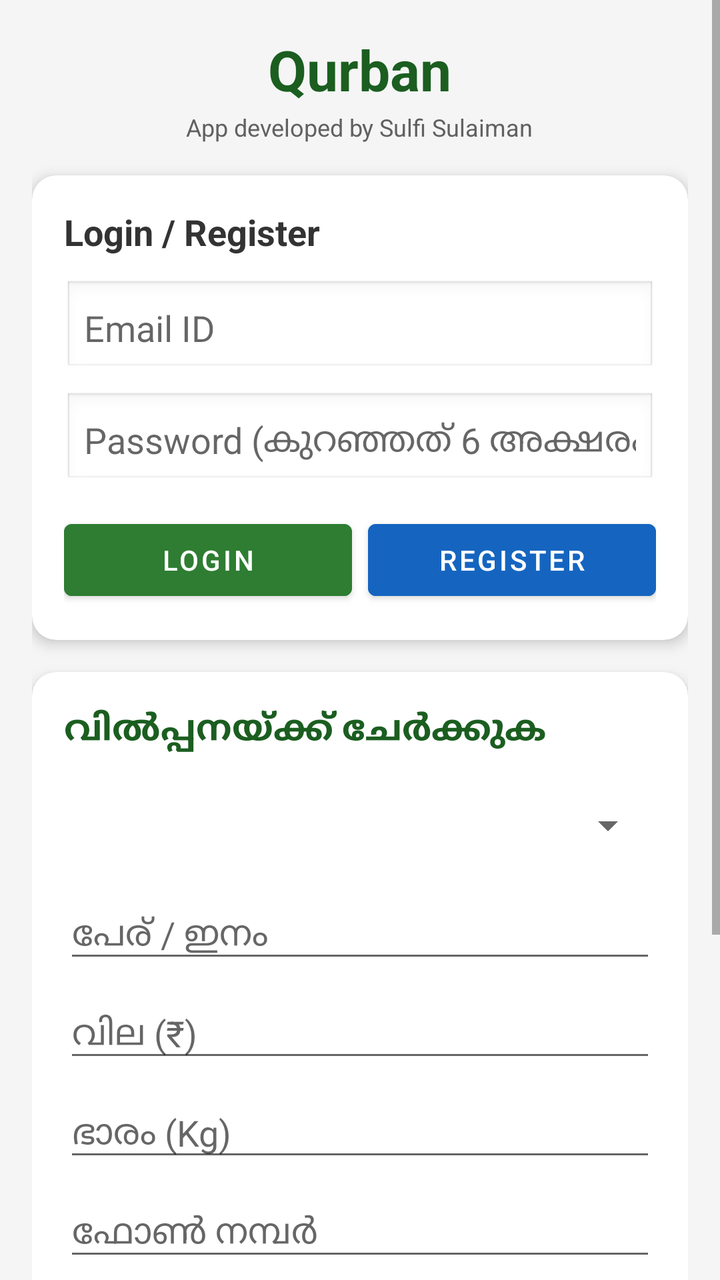
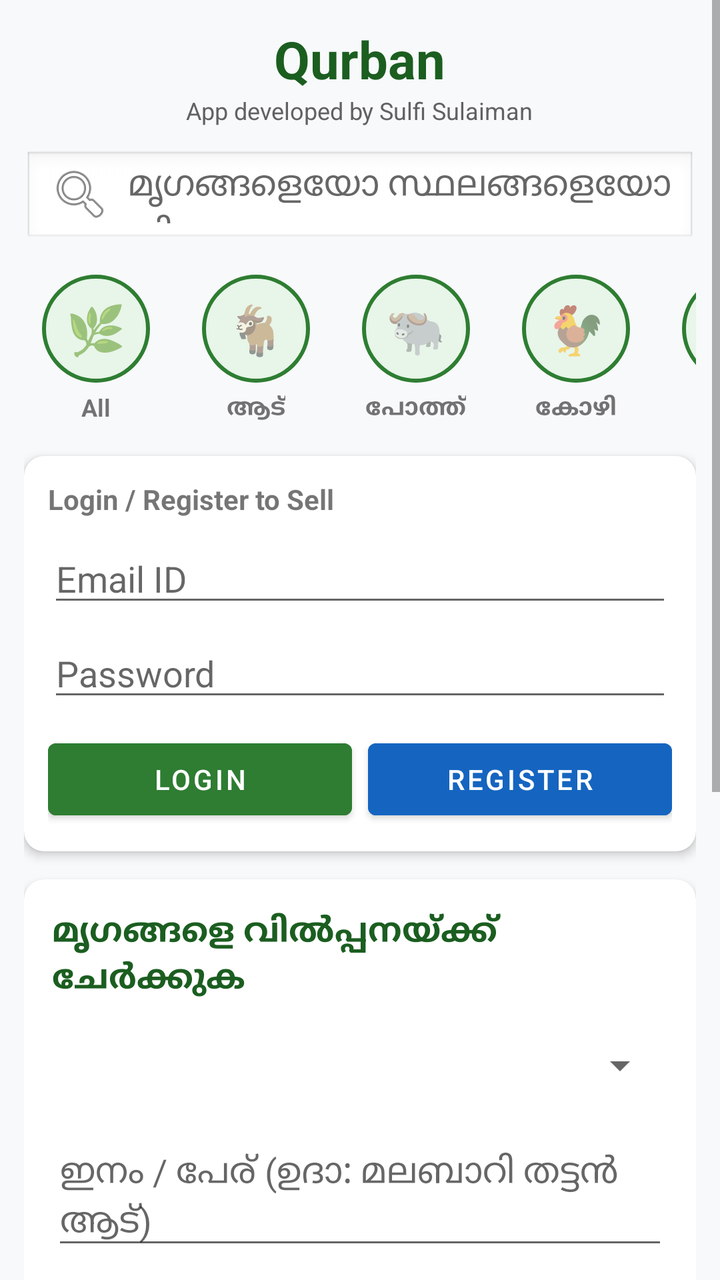

Screens rendered from an Android XML layout before and after an edit, with the pre-edit source and the edit as a unified diff.
<!-- AndroidManifest.xml: application theme Theme.MaterialComponents.DayNight.NoActionBar -->
<!-- res/layout/activity_main.xml -->
<?xml version="1.0" encoding="utf-8"?>
<ScrollView xmlns:android="http://schemas.android.com/apk/res/android"
    xmlns:app="http://schemas.android.com/apk/res-auto"
    android:layout_width="match_parent"
    android:layout_height="match_parent"
    android:background="#F5F5F5"
    android:fillViewport="true">

    <LinearLayout
        android:layout_width="match_parent"
        android:layout_height="wrap_content"
        android:orientation="vertical"
        android:padding="16dp">

        
        <LinearLayout
            android:layout_width="match_parent"
            android:layout_height="wrap_content"
            android:gravity="center"
            android:orientation="vertical"
            android:layout_marginBottom="16dp">

            <TextView
                android:layout_width="wrap_content"
                android:layout_height="wrap_content"
                android:text="Qurban"
                android:textColor="#1B5E20"
                android:textSize="28sp"
                android:textStyle="bold" />

            <TextView
                android:layout_width="wrap_content"
                android:layout_height="wrap_content"
                android:layout_marginTop="2dp"
                android:text="App developed by Sulfi Sulaiman"
                android:textColor="#616161"
                android:textSize="12sp" />
        </LinearLayout>

        
        <androidx.cardview.widget.CardView
            android:id="@+id/cardAuth"
            android:layout_width="match_parent"
            android:layout_height="wrap_content"
            android:layout_marginBottom="16dp"
            app:cardCornerRadius="12dp"
            app:cardElevation="4dp">

            <LinearLayout
                android:layout_width="match_parent"
                android:layout_height="wrap_content"
                android:orientation="vertical"
                android:padding="16dp">

                <TextView
                    android:id="@+id/tvUserStatus"
                    android:layout_width="wrap_content"
                    android:layout_height="wrap_content"
                    android:layout_marginBottom="12dp"
                    android:text="Login / Register"
                    android:textColor="#333333"
                    android:textSize="18sp"
                    android:textStyle="bold" />

                <EditText
                    android:id="@+id/etAuthEmail"
                    android:layout_width="match_parent"
                    android:layout_height="wrap_content"
                    android:layout_marginBottom="8dp"
                    android:background="@android:drawable/edit_text"
                    android:hint="Email ID"
                    android:inputType="textEmailAddress"
                    android:padding="10dp" />

                <EditText
                    android:id="@+id/etAuthPassword"
                    android:layout_width="match_parent"
                    android:layout_height="wrap_content"
                    android:layout_marginBottom="12dp"
                    android:background="@android:drawable/edit_text"
                    android:hint="Password (കുറഞ്ഞത് 6 അക്ഷരം)"
                    android:inputType="textPassword"
                    android:padding="10dp" />

                <LinearLayout
                    android:layout_width="match_parent"
                    android:layout_height="wrap_content"
                    android:orientation="horizontal">

                    <Button
                        android:id="@+id/btnLogin"
                        android:layout_width="0dp"
                        android:layout_height="wrap_content"
                        android:layout_marginEnd="4dp"
                        android:layout_weight="1"
                        android:backgroundTint="#2E7D32"
                        android:text="Login"
                        android:textColor="#FFFFFF" />

                    <Button
                        android:id="@+id/btnRegister"
                        android:layout_width="0dp"
                        android:layout_height="wrap_content"
                        android:layout_marginStart="4dp"
                        android:layout_weight="1"
                        android:backgroundTint="#1565C0"
                        android:text="Register"
                        android:textColor="#FFFFFF" />
                </LinearLayout>

                <Button
                    android:id="@+id/btnLogout"
                    android:layout_width="match_parent"
                    android:layout_height="wrap_content"
                    android:layout_marginTop="8dp"
                    android:backgroundTint="#C62828"
                    android:text="Logout"
                    android:textColor="#FFFFFF"
                    android:visibility="gone" />

            </LinearLayout>
        </androidx.cardview.widget.CardView>

        
        <androidx.cardview.widget.CardView
            android:layout_width="match_parent"
            android:layout_height="wrap_content"
            android:layout_marginBottom="16dp"
            app:cardCornerRadius="12dp"
            app:cardElevation="4dp">

            <LinearLayout
                android:layout_width="match_parent"
                android:layout_height="wrap_content"
                android:orientation="vertical"
                android:padding="16dp">

                <TextView
                    android:layout_width="wrap_content"
                    android:layout_height="wrap_content"
                    android:layout_marginBottom="12dp"
                    android:text="വിൽപ്പനയ്ക്ക് ചേർക്കുക"
                    android:textColor="#1B5E20"
                    android:textSize="18sp"
                    android:textStyle="bold" />

                <Spinner
                    android:id="@+id/spinnerCategory"
                    android:layout_width="match_parent"
                    android:layout_height="48dp"
                    android:layout_marginBottom="8dp" />

                <EditText
                    android:id="@+id/etTitle"
                    android:layout_width="match_parent"
                    android:layout_height="wrap_content"
                    android:layout_marginBottom="8dp"
                    android:hint="പേര് / ഇനം"
                    android:inputType="text" />

                <EditText
                    android:id="@+id/etPrice"
                    android:layout_width="match_parent"
                    android:layout_height="wrap_content"
                    android:layout_marginBottom="8dp"
                    android:hint="വില (₹)"
                    android:inputType="number" />

                <EditText
                    android:id="@+id/etWeight"
                    android:layout_width="match_parent"
                    android:layout_height="wrap_content"
                    android:layout_marginBottom="8dp"
                    android:hint="ഭാരം (Kg)"
                    android:inputType="number" />

                <EditText
                    android:id="@+id/etPhone"
                    android:layout_width="match_parent"
                    android:layout_height="wrap_content"
                    android:layout_marginBottom="8dp"
                    android:hint="ഫോൺ നമ്പർ"
                    android:inputType="phone" />

                <EditText
                    android:id="@+id/etLocation"
                    android:layout_width="match_parent"
                    android:layout_height="wrap_content"
                    android:layout_marginBottom="16dp"
                    android:hint="സ്ഥലം"
                    android:inputType="text" />

                <Button
                    android:id="@+id/btnListNow"
                    android:layout_width="match_parent"
                    android:layout_height="wrap_content"
                    android:backgroundTint="#2E7D32"
                    android:padding="12dp"
                    android:text="List Now"
                    android:textColor="#FFFFFF"
                    android:textSize="16sp" />

            </LinearLayout>
        </androidx.cardview.widget.CardView>

        
        <TextView
            android:layout_width="wrap_content"
            android:layout_height="wrap_content"
            android:layout_marginBottom="8dp"
            android:text="ലഭ്യമായ ലിസ്റ്റിംഗുകൾ"
            android:textColor="#333333"
            android:textSize="18sp"
            android:textStyle="bold" />

        <TextView
            android:id="@+id/tvFeed"
            android:layout_width="match_parent"
            android:layout_height="wrap_content"
            android:lineSpacingExtra="4dp"
            android:padding="8dp"
            android:text="ലിസ്റ്റിംഗുകൾ ലോഡ് ചെയ്യുന്നു..."
            android:textColor="#424242"
            android:textSize="15sp" />

    </LinearLayout>
</ScrollView>
<!-- resources referenced by this layout -->
<resources>

</resources>

<!-- the commit's change to res/layout/activity_main.xml (unified diff, before → after) -->
@@ -3,14 +3,14 @@
     xmlns:app="http://schemas.android.com/apk/res-auto"
     android:layout_width="match_parent"
     android:layout_height="match_parent"
-    android:background="#F5F5F5"
+    android:background="#F8F9FA"
     android:fillViewport="true">
 
     <LinearLayout
         android:layout_width="match_parent"
         android:layout_height="wrap_content"
         android:orientation="vertical"
-        android:padding="16dp">
+        android:padding="12dp">
 
         
         <LinearLayout
@@ -18,69 +18,208 @@
             android:layout_height="wrap_content"
             android:gravity="center"
             android:orientation="vertical"
-            android:layout_marginBottom="16dp">
+            android:layout_marginBottom="12dp">
 
             <TextView
                 android:layout_width="wrap_content"
                 android:layout_height="wrap_content"
                 android:text="Qurban"
                 android:textColor="#1B5E20"
-                android:textSize="28sp"
+                android:textSize="26sp"
                 android:textStyle="bold" />
 
             <TextView
                 android:layout_width="wrap_content"
                 android:layout_height="wrap_content"
-                android:layout_marginTop="2dp"
                 android:text="App developed by Sulfi Sulaiman"
                 android:textColor="#616161"
                 android:textSize="12sp" />
         </LinearLayout>
 
         
+        <EditText
+            android:id="@+id/etSearch"
+            android:layout_width="match_parent"
+            android:layout_height="48dp"
+            android:background="@android:drawable/edit_text"
+            android:drawableStart="@android:drawable/ic_menu_search"
+            android:drawablePadding="8dp"
+            android:hint="മൃഗങ്ങളെയോ സ്ഥലങ്ങളെയോ തിരയുക..."
+            android:paddingStart="12dp"
+            android:paddingEnd="12dp"
+            android:layout_marginBottom="14dp" />
+
+        
+        <HorizontalScrollView
+            android:layout_width="match_parent"
+            android:layout_height="wrap_content"
+            android:scrollbars="none"
+            android:layout_marginBottom="16dp">
+
+            <LinearLayout
+                android:layout_width="wrap_content"
+                android:layout_height="wrap_content"
+                android:orientation="horizontal">
+
+                
+                <LinearLayout
+                    android:id="@+id/btnCatAll"
+                    android:layout_width="72dp"
+                    android:layout_height="wrap_content"
+                    android:gravity="center"
+                    android:orientation="vertical"
+                    android:layout_marginEnd="8dp">
+                    <TextView
+                        android:layout_width="54dp"
+                        android:layout_height="54dp"
+                        android:background="@drawable/round_category_bg"
+                        android:gravity="center"
+                        android:text="🌿"
+                        android:textSize="24sp" />
+                    <TextView
+                        android:layout_width="wrap_content"
+                        android:layout_height="wrap_content"
+                        android:layout_marginTop="4dp"
+                        android:text="All"
+                        android:textSize="12sp"
+                        android:textStyle="bold" />
+                </LinearLayout>
+
+                
+                <LinearLayout
+                    android:id="@+id/btnCatGoat"
+                    android:layout_width="72dp"
+                    android:layout_height="wrap_content"
+                    android:gravity="center"
+                    android:orientation="vertical"
+                    android:layout_marginEnd="8dp">
+                    <TextView
+                        android:layout_width="54dp"
+                        android:layout_height="54dp"
+                        android:background="@drawable/round_category_bg"
+                        android:gravity="center"
+                        android:text="🐐"
+                        android:textSize="24sp" />
+                    <TextView
+                        android:layout_width="wrap_content"
+                        android:layout_height="wrap_content"
+                        android:layout_marginTop="4dp"
+                        android:text="ആട്"
+                        android:textSize="12sp"
+                        android:textStyle="bold" />
+                </LinearLayout>
+
+                
+                <LinearLayout
+                    android:id="@+id/btnCatBuffalo"
+                    android:layout_width="72dp"
+                    android:layout_height="wrap_content"
+                    android:gravity="center"
+                    android:orientation="vertical"
+                    android:layout_marginEnd="8dp">
+                    <TextView
+                        android:layout_width="54dp"
+                        android:layout_height="54dp"
+                        android:background="@drawable/round_category_bg"
+                        android:gravity="center"
+                        android:text="🐃"
+                        android:textSize="24sp" />
+                    <TextView
+                        android:layout_width="wrap_content"
+                        android:layout_height="wrap_content"
+                        android:layout_marginTop="4dp"
+                        android:text="പോത്ത്"
+                        android:textSize="12sp"
+                        android:textStyle="bold" />
+                </LinearLayout>
+
+                
+                <LinearLayout
+                    android:id="@+id/btnCatHen"
+                    android:layout_width="72dp"
+                    android:layout_height="wrap_content"
+                    android:gravity="center"
+                    android:orientation="vertical"
+                    android:layout_marginEnd="8dp">
+                    <TextView
+                        android:layout_width="54dp"
+                        android:layout_height="54dp"
+                        android:background="@drawable/round_category_bg"
+                        android:gravity="center"
+                        android:text="🐓"
+                        android:textSize="24sp" />
+                    <TextView
+                        android:layout_width="wrap_content"
+                        android:layout_height="wrap_content"
+                        android:layout_marginTop="4dp"
+                        android:text="കോഴി"
+                        android:textSize="12sp"
+                        android:textStyle="bold" />
+                </LinearLayout>
+
+                
+                <LinearLayout
+                    android:id="@+id/btnCatFish"
+                    android:layout_width="72dp"
+                    android:layout_height="wrap_content"
+                    android:gravity="center"
+                    android:orientation="vertical">
+                    <TextView
+                        android:layout_width="54dp"
+                        android:layout_height="54dp"
+                        android:background="@drawable/round_category_bg"
+                        android:gravity="center"
+                        android:text="🐟"
+                        android:textSize="24sp" />
+                    <TextView
+                        android:layout_width="wrap_content"
+                        android:layout_height="wrap_content"
+                        android:layout_marginTop="4dp"
+                        android:text="മത്സ്യം"
+                        android:textSize="12sp"
+                        android:textStyle="bold" />
+                </LinearLayout>
+
+            </LinearLayout>
+        </HorizontalScrollView>
+
+        
         <androidx.cardview.widget.CardView
-            android:id="@+id/cardAuth"
-            android:layout_width="match_parent"
-            android:layout_height="wrap_content"
-            android:layout_marginBottom="16dp"
-            app:cardCornerRadius="12dp"
-            app:cardElevation="4dp">
+            android:layout_width="match_parent"
+            android:layout_height="wrap_content"
+            android:layout_marginBottom="14dp"
+            app:cardCornerRadius="10dp"
+            app:cardElevation="3dp">
 
             <LinearLayout
                 android:layout_width="match_parent"
                 android:layout_height="wrap_content"
                 android:orientation="vertical"
-                android:padding="16dp">
+                android:padding="12dp">
 
                 <TextView
                     android:id="@+id/tvUserStatus"
                     android:layout_width="wrap_content"
                     android:layout_height="wrap_content"
-                    android:layout_marginBottom="12dp"
-                    android:text="Login / Register"
-                    android:textColor="#333333"
-                    android:textSize="18sp"
+                    android:layout_marginBottom="8dp"
+                    android:text="Login / Register to Sell"
                     android:textStyle="bold" />
 
                 <EditText
                     android:id="@+id/etAuthEmail"
                     android:layout_width="match_parent"
                     android:layout_height="wrap_content"
-                    android:layout_marginBottom="8dp"
-                    android:background="@android:drawable/edit_text"
+                    android:layout_marginBottom="6dp"
                     android:hint="Email ID"
-                    android:inputType="textEmailAddress"
-                    android:padding="10dp" />
+                    android:inputType="textEmailAddress" />
 
                 <EditText
                     android:id="@+id/etAuthPassword"
                     android:layout_width="match_parent"
                     android:layout_height="wrap_content"
-                    android:layout_marginBottom="12dp"
-                    android:background="@android:drawable/edit_text"
-                    android:hint="Password (കുറഞ്ഞത് 6 അക്ഷരം)"
-                    android:inputType="textPassword"
-                    android:padding="10dp" />
+                    android:layout_marginBottom="10dp"
+                    android:hint="Password"
+                    android:inputType="textPassword" />
 
                 <LinearLayout
                     android:layout_width="match_parent"
@@ -94,8 +233,7 @@
                         android:layout_marginEnd="4dp"
                         android:layout_weight="1"
                         android:backgroundTint="#2E7D32"
-                        android:text="Login"
-                        android:textColor="#FFFFFF" />
+                        android:text="Login" />
 
                     <Button
                         android:id="@+id/btnRegister"
@@ -104,20 +242,17 @@
                         android:layout_marginStart="4dp"
                         android:layout_weight="1"
                         android:backgroundTint="#1565C0"
-                        android:text="Register"
-                        android:textColor="#FFFFFF" />
+                        android:text="Register" />
                 </LinearLayout>
 
                 <Button
                     android:id="@+id/btnLogout"
                     android:layout_width="match_parent"
                     android:layout_height="wrap_content"
-                    android:layout_marginTop="8dp"
+                    android:layout_marginTop="6dp"
                     android:backgroundTint="#C62828"
                     android:text="Logout"
-                    android:textColor="#FFFFFF"
                     android:visibility="gone" />
-
             </LinearLayout>
         </androidx.cardview.widget.CardView>
 
@@ -126,51 +261,50 @@
             android:layout_width="match_parent"
             android:layout_height="wrap_content"
             android:layout_marginBottom="16dp"
-            app:cardCornerRadius="12dp"
-            app:cardElevation="4dp">
+            app:cardCornerRadius="10dp"
+            app:cardElevation="3dp">
 
             <LinearLayout
                 android:layout_width="match_parent"
                 android:layout_height="wrap_content"
                 android:orientation="vertical"
-                android:padding="16dp">
+                android:padding="14dp">
 
                 <TextView
                     android:layout_width="wrap_content"
                     android:layout_height="wrap_content"
-                    android:layout_marginBottom="12dp"
-                    android:text="വിൽപ്പനയ്ക്ക് ചേർക്കുക"
+                    android:layout_marginBottom="10dp"
+                    android:text="മൃഗങ്ങളെ വിൽപ്പനയ്ക്ക് ചേർക്കുക"
                     android:textColor="#1B5E20"
-                    android:textSize="18sp"
+                    android:textSize="17sp"
                     android:textStyle="bold" />
 
                 <Spinner
                     android:id="@+id/spinnerCategory"
                     android:layout_width="match_parent"
-                    android:layout_height="48dp"
+                    android:layout_height="45dp"
                     android:layout_marginBottom="8dp" />
 
                 <EditText
                     android:id="@+id/etTitle"
                     android:layout_width="match_parent"
                     android:layout_height="wrap_content"
-                    android:layout_marginBottom="8dp"
-                    android:hint="പേര് / ഇനം"
-                    android:inputType="text" />
+                    android:layout_marginBottom="6dp"
+                    android:hint="ഇനം / പേര് (ഉദാ: മലബാറി തട്ടൻ ആട്)" />
 
                 <EditText
                     android:id="@+id/etPrice"
                     android:layout_width="match_parent"
                     android:layout_height="wrap_content"
-                    android:layout_marginBottom="8dp"
-                    android:hint="വില (₹)"
+                    android:layout_marginBottom="6dp"
+                    android:hint="വില (രൂപ)"
                     android:inputType="number" />
 
                 <EditText
                     android:id="@+id/etWeight"
                     android:layout_width="match_parent"
                     android:layout_height="wrap_content"
-                    android:layout_marginBottom="8dp"
+                    android:layout_marginBottom="6dp"
                     android:hint="ഭാരം (Kg)"
                     android:inputType="number" />
 
@@ -178,7 +312,7 @@
                     android:id="@+id/etPhone"
                     android:layout_width="match_parent"
                     android:layout_height="wrap_content"
-                    android:layout_marginBottom="8dp"
+                    android:layout_marginBottom="6dp"
                     android:hint="ഫോൺ നമ്പർ"
                     android:inputType="phone" />
 
@@ -186,9 +320,32 @@
                     android:id="@+id/etLocation"
                     android:layout_width="match_parent"
                     android:layout_height="wrap_content"
-                    android:layout_marginBottom="16dp"
-                    android:hint="സ്ഥലം"
-                    android:inputType="text" />
+                    android:layout_marginBottom="10dp"
+                    android:hint="സ്ഥലം" />
+
+                
+                <LinearLayout
+                    android:layout_width="match_parent"
+                    android:layout_height="wrap_content"
+                    android:gravity="center_vertical"
+                    android:layout_marginBottom="12dp"
+                    android:orientation="horizontal">
+
+                    <Button
+                        android:id="@+id/btnSelectImage"
+                        android:layout_width="wrap_content"
+                        android:layout_height="wrap_content"
+                        android:backgroundTint="#455A64"
+                        android:text="ഫോട്ടോ എടുക്കുക" />
+
+                    <ImageView
+                        android:id="@+id/ivPreview"
+                        android:layout_width="60dp"
+                        android:layout_height="60dp"
+                        android:layout_marginStart="16dp"
+                        android:scaleType="centerCrop"
+                        android:background="#DDDDDD" />
+                </LinearLayout>
 
                 <Button
                     android:id="@+id/btnListNow"
@@ -197,31 +354,27 @@
                     android:backgroundTint="#2E7D32"
                     android:padding="12dp"
                     android:text="List Now"
-                    android:textColor="#FFFFFF"
-                    android:textSize="16sp" />
+                    android:textColor="#FFFFFF" />
 
             </LinearLayout>
         </androidx.cardview.widget.CardView>
 
         
         <TextView
+            android:id="@+id/tvSelectedCategoryTitle"
             android:layout_width="wrap_content"
             android:layout_height="wrap_content"
-            android:layout_marginBottom="8dp"
-            android:text="ലഭ്യമായ ലിസ്റ്റിംഗുകൾ"
-            android:textColor="#333333"
+            android:layout_marginBottom="10dp"
+            android:text="ലഭ്യമായ മൃഗങ്ങൾ (All)"
+            android:textColor="#212121"
             android:textSize="18sp"
             android:textStyle="bold" />
 
-        <TextView
-            android:id="@+id/tvFeed"
-            android:layout_width="match_parent"
-            android:layout_height="wrap_content"
-            android:lineSpacingExtra="4dp"
-            android:padding="8dp"
-            android:text="ലിസ്റ്റിംഗുകൾ ലോഡ് ചെയ്യുന്നു..."
-            android:textColor="#424242"
-            android:textSize="15sp" />
+        <LinearLayout
+            android:id="@+id/containerListings"
+            android:layout_width="match_parent"
+            android:layout_height="wrap_content"
+            android:orientation="vertical" />
 
     </LinearLayout>
 </ScrollView>
<!-- resource entries referenced after the edit -->
@@ -1,5 +1,11 @@
 <!-- resources referenced by this layout -->
 <resources>
-
+  <!-- drawable round_category_bg (drawable) -->
+  <?xml version="1.0" encoding="utf-8"?>
+  <shape xmlns:android="http://schemas.android.com/apk/res/android"
+      android:shape="oval">
+      <solid android:color="#E8F5E9" />
+      <stroke android:width="2dp" android:color="#2E7D32" />
+  </shape>
 </resources>
 
